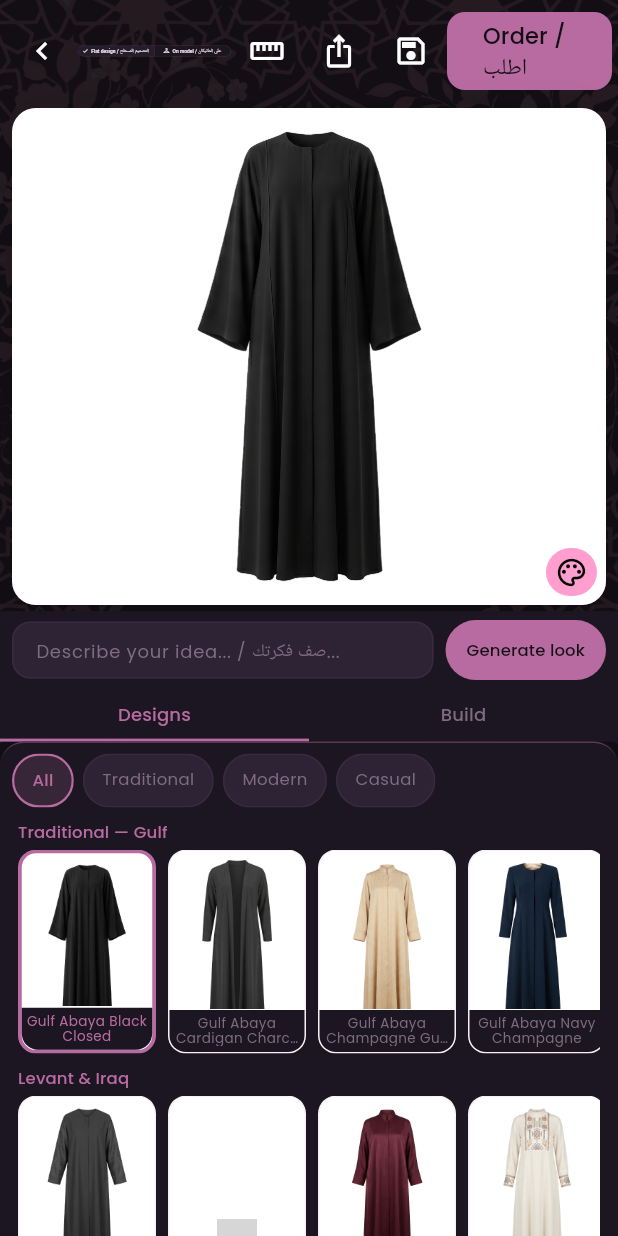
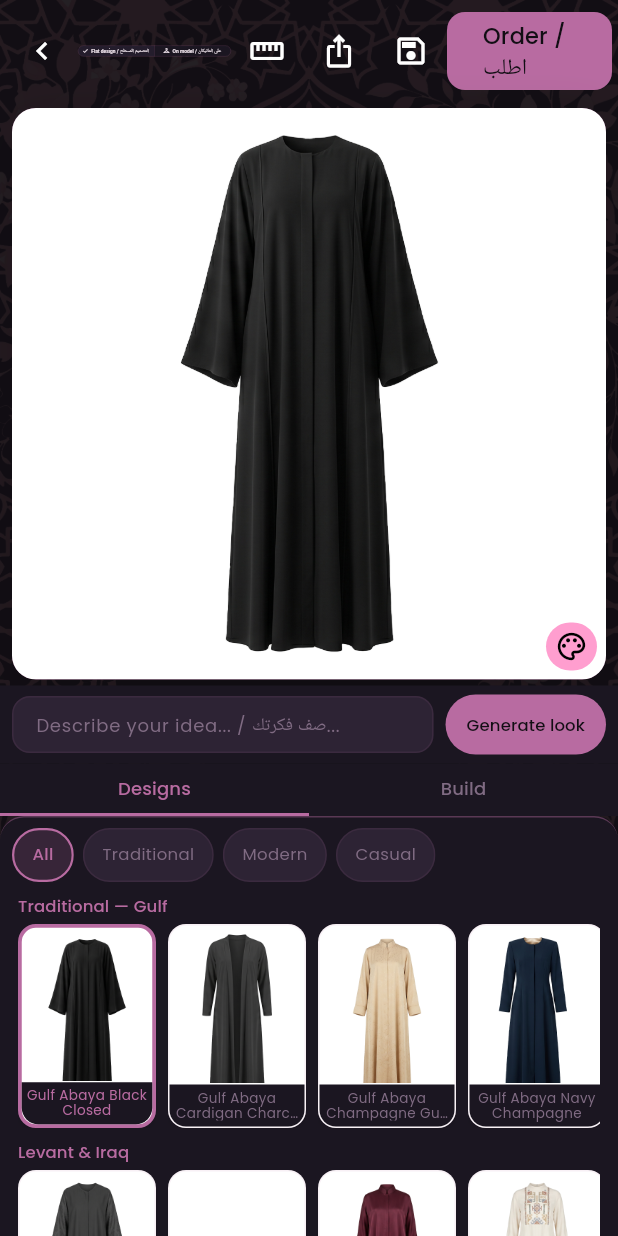
Before and after one commit to Lolipants/lolipants, a Flutter app: the EditorScreen screen opened by its route, on a phone screen of 412 x 824 dp. Run offline on Flutter 3.47's test engine with Material 3 defaults, Android fonts, the phone set to English and light mode, and no system bars; our stand-ins replace cached_network_image, camera, dio, file_picker, flutter_animate, flutter_colorpicker and 14 more; missing offline and left inert: google_mlkit_commons, google_mlkit_pose_detection, onesignal_flutter; accounts and stored records are empty; network calls fail; grey boxes are pictures that could not be loaded.

Commit message:
fix(editor): cap bottom panel height and safe configurator reset
Prevent layout overflow on small screens and defer resetConfigurator
on exit to avoid Riverpod dispose errors.

```diff
--- a/lib/features/editor/screens/editor_screen.dart
+++ b/lib/features/editor/screens/editor_screen.dart
@@ -99,7 +99,10 @@ class _EditorScreenState extends ConsumerState<EditorScreen> {
 
   @override
   void dispose() {
-    _editorNotifier.resetConfigurator();
+    // Riverpod forbids mutating providers during dispose; defer until after
+    // this frame's build/unmount cycle completes.
+    final notifier = _editorNotifier;
+    Future.microtask(notifier.resetConfigurator);
     super.dispose();
   }
 
@@ -107,13 +110,23 @@ class _EditorScreenState extends ConsumerState<EditorScreen> {
   Widget build(BuildContext context) {
     final editor = ref.watch(editorProvider);
     final notifier = ref.read(editorProvider.notifier);
+    final useBuildStrip = kFeatureConfiguratorBuild &&
+        kFeatureAiEditorTab &&
+        (editor.activeTab == EditorTab.build ||
+            editor.activeTab == EditorTab.designs);
 
     return Scaffold(
       body: Stack(
         children: [
           const ArabesqueBackground(),
           SafeArea(
-            child: Column(
+            child: LayoutBuilder(
+              builder: (context, constraints) {
+                final shellHeight = constraints.maxHeight;
+                final bottomPanelHeight =
+                    (shellHeight * 0.36).clamp(180.0, 280.0);
+
+                return Column(
                   children: [
                     _EditorTopBar(
                       onBack: () => _confirmExit(context),
@@ -254,13 +267,20 @@ class _EditorScreenState extends ConsumerState<EditorScreen> {
                           ),
                             ),
                           ),
+                          if (useBuildStrip)
+                            EditorStudioPromptCard(
+                              key: ValueKey<Object>(
+                                '${editor.remoteDesignId ?? 'new'}|${editor.configuratorTemplateId}|strip',
+                              ),
+                              buildStrip: true,
+                              onGenerate: () => _generateLook(context),
+                            )
+                          else if (kFeatureAiEditorTab)
                             EditorStudioPromptCard(
                               key: ValueKey<Object>(
                                 '${editor.remoteDesignId ?? 'new'}|${editor.configuratorTemplateId}|${editor.activeTab.name}',
                               ),
-                        buildStrip: kFeatureConfiguratorBuild &&
-                            (editor.activeTab == EditorTab.build ||
-                                editor.activeTab == EditorTab.designs),
+                              compact: true,
                               onGenerate: () => _generateLook(context),
                             ),
                         ],
@@ -273,14 +293,18 @@ class _EditorScreenState extends ConsumerState<EditorScreen> {
                       ),
                     if (editor.activeTab == EditorTab.build &&
                         kFeatureConfiguratorBuild)
-                  const EditorBuildPanel()
+                      EditorBuildPanel(height: bottomPanelHeight)
                     else
                       EditorBottomPanel(
+                        height: bottomPanelHeight,
                         state: editor,
-                    onCatalogDesignSelected: notifier.setCatalogDesignPath,
+                        onCatalogDesignSelected:
+                            notifier.setCatalogDesignPath,
                         onCatalogFilterChanged: notifier.setCatalogFilter,
                       ),
                   ],
+                );
+              },
             ),
           ),
         ],
--- a/lib/features/editor/widgets/editor_bottom_panel.dart
+++ b/lib/features/editor/widgets/editor_bottom_panel.dart
@@ -12,6 +12,7 @@ class EditorBottomPanel extends StatelessWidget {
     required this.state,
     required this.onCatalogDesignSelected,
     required this.onCatalogFilterChanged,
+    this.height,
     super.key,
   });
 
@@ -19,10 +20,13 @@ class EditorBottomPanel extends StatelessWidget {
   final ValueChanged<String> onCatalogDesignSelected;
   final ValueChanged<DesignCatalogFilter> onCatalogFilterChanged;
 
+  /// When set, caps panel height to fit the editor shell (avoids overflow).
+  final double? height;
+
   @override
   Widget build(BuildContext context) {
     final sections = catalogSectionsFor(state.catalogFilter);
-    final panelHeight =
+    final panelHeight = height ??
         (MediaQuery.sizeOf(context).height * 0.40).clamp(280.0, 380.0);
 
     return SizedBox(
--- a/lib/features/editor/widgets/editor_build_panel.dart
+++ b/lib/features/editor/widgets/editor_build_panel.dart
@@ -13,7 +13,10 @@ import 'package:lolipants/features/editor/widgets/editor_asset_thumb_card.dart';
 
 /// Build tab: slot chips + large horizontal part picker (modest abaya default).
 class EditorBuildPanel extends ConsumerStatefulWidget {
-  const EditorBuildPanel({super.key});
+  const EditorBuildPanel({super.key, this.height});
+
+  /// When set, caps panel height to fit the editor shell (avoids overflow).
+  final double? height;
 
   @override
   ConsumerState<EditorBuildPanel> createState() => _EditorBuildPanelState();
@@ -26,7 +29,7 @@ class _EditorBuildPanelState extends ConsumerState<EditorBuildPanel> {
   Widget build(BuildContext context) {
     final editor = ref.watch(editorProvider);
     final catalogAsync = ref.watch(configuratorCatalogProvider);
-    final panelHeight =
+    final panelHeight = widget.height ??
         (MediaQuery.sizeOf(context).height * 0.40).clamp(280.0, 380.0);
 
     ref.listen<AsyncValue<ConfiguratorCatalog>>(configuratorCatalogProvider,
```
Lines whose indentation alone changed are shown as unchanged.
